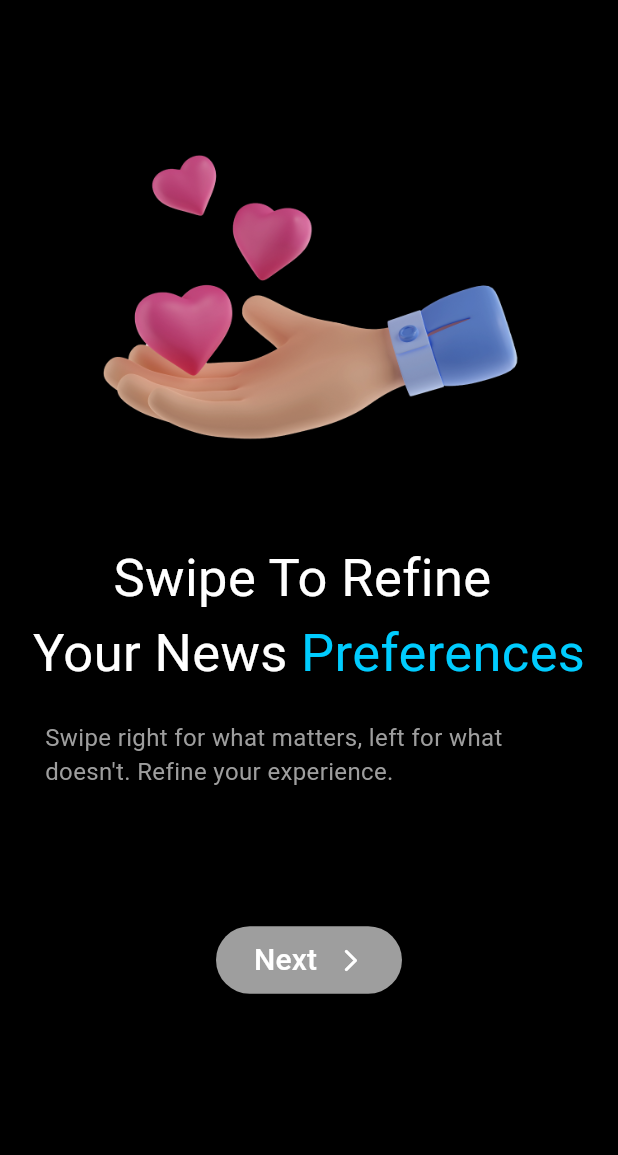
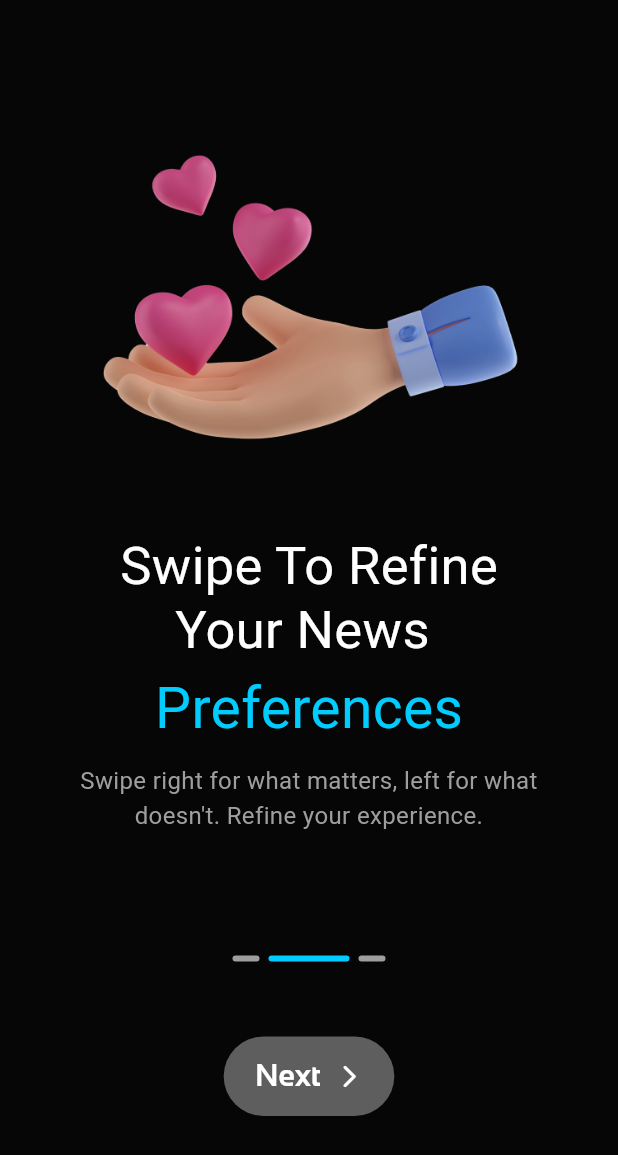
Before and after one commit to zenghost1/NewsViews, a Flutter app: the screen it shows after launch, after a tap on "Next", on a phone screen of 412 x 824 dp. Shown: the top 1155 px of the screen. Run offline on Flutter 3.47's test engine with Material 2 defaults, Android fonts, the phone set to English and light mode, and no system bars; drawn by our look-alikes of smooth_page_indicator.

Commit message:
walkthrough is swipable now

```diff
--- a/lib/main.dart
+++ b/lib/main.dart
@@ -8,14 +8,13 @@ void main() {
 class MyApp extends StatelessWidget {
   const MyApp({super.key});
 
-
   @override
   Widget build(BuildContext context) {
     return MaterialApp(
-      title: 'Flutter Demo',
+      title: 'NewsViews',
       debugShowCheckedModeBanner: false,
       theme: ThemeData(
-        colorScheme: ColorScheme.fromSeed(seedColor: Colors.deepPurple),
+        colorScheme: ColorScheme.fromSeed(seedColor: Colors.grey),
         useMaterial3: true,
       ),
       home: WalkthroughScreen(),
--- a/lib/screens/forgotpass1.dart
+++ b/lib/screens/forgotpass1.dart
@@ -1,7 +1,7 @@
 import 'package:flutter/material.dart';
 import 'package:newsviews/screens/forgotpass2Deprecated.dart';
 import 'package:newsviews/screens/signin.dart';
-import 'package:newsviews/screens/signup.dart';
+// import 'package:newsviews/screens/signup.dart';
 
 // import 'package:google_fonts/google_fonts.dart';
 
--- a/lib/screens/otp.dart
+++ b/lib/screens/otp.dart
@@ -1,6 +1,6 @@
 import 'package:flutter/material.dart';
 import 'package:newsviews/screens/alldone.dart';
-import 'package:newsviews/screens/signin.dart';
+// import 'package:newsviews/screens/signin.dart';
 // import 'package:google_fonts/google_fonts.dart';
 
 class otp extends StatelessWidget {
--- a/lib/screens/walk1.dart
+++ b/lib/screens/walk1.dart
@@ -1,29 +1,29 @@
 import 'package:flutter/material.dart';
-import 'package:newsviews/screens/walk2.dart';
+
 
 class Walk1Screen extends StatelessWidget {
   const Walk1Screen({super.key});
 
   @override
   Widget build(BuildContext context) {
-    return Scaffold(
-      backgroundColor: Colors.black,
+    return const Scaffold(
+      backgroundColor: Color(0xFF060606),
       body: Column(
         children: [
-          const SizedBox(height: 100),
-          const Image(
+          SizedBox(height: 100),
+          Image(
             image: AssetImage("assets/hand.png"),
             height: 200,
             fit: BoxFit.cover,
           ),
-          const SizedBox(
+          SizedBox(
             height: 60,
           ),
-          const Text(
+          Text(
             'The quickest and',
             style: TextStyle(fontSize: 35, color: Colors.white),
           ),
-          const Row(
+          Row(
             mainAxisAlignment: MainAxisAlignment.center,
             children: [
               Text(
@@ -43,7 +43,7 @@ class Walk1Screen extends StatelessWidget {
               )
             ],
           ),
-          const SizedBox(
+          SizedBox(
             height: 20,
           ),
           Padding(
@@ -51,32 +51,9 @@ class Walk1Screen extends StatelessWidget {
             child: Text(
               'Our commitment to speed ensures that you are among the first to know. No more waiting – get breaking , developments, and stories at your fingertips, instantly.',
               style: TextStyle(fontSize: 16, color: Colors.grey),
+              textAlign: TextAlign.center,
             ),
           ),
-          const SizedBox(
-            height: 90,
-          ),
-          Positioned(
-            bottom: 100,
-            child: TextButton(
-                style: ButtonStyle(
-                    backgroundColor: MaterialStateProperty.all(Colors.grey)),
-                onPressed: () {Navigator.push(context,MaterialPageRoute(builder: (context) => Walk2Screen()) );},
-                child: Container(
-                  width: 100,
-                  child: const Row(
-                    mainAxisAlignment: MainAxisAlignment.spaceEvenly,
-                    children: [
-                      Text('Next',
-                          style: TextStyle(fontSize: 20, color: Colors.white)),
-                      Icon(
-                        Icons.arrow_forward_ios_rounded,
-                        color: Colors.white,
-                      )
-                    ],
-                  ),
-                )),
-          )
         ],
       ),
     );
--- a/lib/screens/walk2.dart
+++ b/lib/screens/walk2.dart
@@ -1,81 +1,57 @@
 import 'package:flutter/material.dart';
-import 'package:newsviews/screens/walk3.dart';
+
 
 class Walk2Screen extends StatelessWidget {
   const Walk2Screen({super.key});
 
   @override
   Widget build(BuildContext context) {
-    return Scaffold(
-      backgroundColor: Colors.black,
+    return const Scaffold(
+      backgroundColor: Color(0xFF060606),
       body: Column(
         children: [
-          const SizedBox(height: 100),
-          const Image(
+          SizedBox(height: 100),
+          Image(
             image: AssetImage("assets/hand2.png"),
             height: 200,
             fit: BoxFit.cover,
           ),
-          const SizedBox(
+          SizedBox(
             height: 60,
           ),
-          const Text(
-            'Swipe To Refine ',
+          Text(
+            'Swipe To Refine',
+            style: TextStyle(fontSize: 35, color: Colors.white, height: 1),
+          ),
+
+          Text(
+            'Your News ',
             style: TextStyle(fontSize: 35, color: Colors.white),
           ),
-          const Wrap(
-
-            children: [
-              Text(
-                'Your ',
-                style: TextStyle(fontSize: 35, color: Colors.white),
-              ),
-              Text(
-                'News ',
-                style: TextStyle(
-                  fontSize: 35,
-                  color: Colors.white,
-                ),
-              ),
-              Text(
-                'Preferences',
-                style: TextStyle(fontSize: 35, color: Color(0xFF00CCFF),),
-              )
-            ],
+          // Text(
+          //   'News ',
+          //   style: TextStyle(
+          //     fontSize: 35,
+          //     color: Colors.white,
+          //   ),
+          // ),
+          Text(
+            'Preferences',
+            style: TextStyle(
+              fontSize: 38,
+              color: Color(0xFF00CCFF),
+            ),
           ),
-          const SizedBox(
-            height: 20,
+          SizedBox(
+            height: 10,
           ),
           Padding(
             padding: EdgeInsetsDirectional.symmetric(horizontal: 30),
             child: Text(
               "Swipe right for what matters, left for what doesn't. Refine your experience.",
               style: TextStyle(fontSize: 16, color: Colors.grey),
+              textAlign: TextAlign.center,
             ),
-          ),
-          const SizedBox(
-            height: 90,
-          ),
-          Positioned(
-            bottom: 100,
-            child: TextButton(
-                style: ButtonStyle(
-                    backgroundColor: MaterialStateProperty.all(Colors.grey)),
-                onPressed: () {Navigator.push(context,MaterialPageRoute(builder: (context) =>Walk3Screen()) );},
-                child: Container(
-                  width: 100,
-                  child: const Row(
-                    mainAxisAlignment: MainAxisAlignment.spaceEvenly,
-                    children: [
-                      Text('Next',
-                          style: TextStyle(fontSize: 20, color: Colors.white)),
-                      Icon(
-                        Icons.arrow_forward_ios_rounded,
-                        color: Colors.white,
-                      )
-                    ],
-                  ),
-                )),
           )
         ],
       ),
--- a/lib/screens/walk3.dart
+++ b/lib/screens/walk3.dart
@@ -1,30 +1,29 @@
 import 'package:flutter/material.dart';
-import 'package:newsviews/screens/signin.dart';
+
 
 class Walk3Screen extends StatelessWidget {
   const Walk3Screen({super.key});
 
   @override
   Widget build(BuildContext context) {
-    return Scaffold(
-      backgroundColor: Colors.black,
+    return const Scaffold(
+      backgroundColor: Color(0xFF060606),
       body: Column(
         children: [
-          const SizedBox(height: 100),
-          const Image(
+          SizedBox(height: 100),
+          Image(
             image: AssetImage("assets/hand1.png"),
             height: 200,
             fit: BoxFit.cover,
           ),
-          const SizedBox(
+          SizedBox(
             height: 60,
           ),
-          const Text(
+          Text(
             'Serving News in ',
-            style: TextStyle(fontSize: 35, color: Colors.white),
+            style: TextStyle(fontSize: 35, color: Colors.white, height: 1),
           ),
-          const Wrap(
-
+          Wrap(
             children: [
               Text(
                 'Your ',
@@ -32,11 +31,14 @@ class Walk3Screen extends StatelessWidget {
               ),
               Text(
                 'Flavour',
-                style: TextStyle(fontSize: 35, color: Color(0xFF00CCFF),),
+                style: TextStyle(
+                  fontSize: 35,
+                  color: Color(0xFF00CCFF),
+                ),
               )
             ],
           ),
-          const SizedBox(
+          SizedBox(
             height: 20,
           ),
           Padding(
@@ -44,32 +46,9 @@ class Walk3Screen extends StatelessWidget {
             child: Text(
               "Tailored precisely to your preferences. Our AI algorithms learn from your interactions, ensuring the content you see aligns perfectly with your interests.",
               style: TextStyle(fontSize: 16, color: Colors.grey),
+              textAlign: TextAlign.center,
             ),
           ),
-          const SizedBox(
-            height: 90,
-          ),
-          Positioned(
-            bottom: 100,
-            child: TextButton(
-                style: ButtonStyle(
-                    backgroundColor: MaterialStateProperty.all(Colors.grey)),
-                onPressed: () {Navigator.push(context,MaterialPageRoute(builder: (context) =>signin()) );},
-                child: Container(
-                  width: 100,
-                  child: const Row(
-                    mainAxisAlignment: MainAxisAlignment.spaceEvenly,
-                    children: [
-                      Text('Next',
-                          style: TextStyle(fontSize: 20, color: Colors.white)),
-                      Icon(
-                        Icons.arrow_forward_ios_rounded,
-                        color: Colors.white,
-                      )
-                    ],
-                  ),
-                )),
-          )
         ],
       ),
     );
--- a/lib/screens/walkthroughscreen.dart
+++ b/lib/screens/walkthroughscreen.dart
@@ -1,5 +1,7 @@
 import 'package:flutter/material.dart';
 import 'package:newsviews/screens/walk1.dart';
+import 'package:newsviews/screens/walk2.dart';
+import 'package:newsviews/screens/walk3.dart';
 import 'package:smooth_page_indicator/smooth_page_indicator.dart';
 
 class WalkthroughScreen extends StatefulWidget {
@@ -11,35 +13,81 @@ class WalkthroughScreen extends StatefulWidget {
 
 class _WalkthroughScreenState extends State<WalkthroughScreen> {
   final pageController = PageController();
+
   @override
   Widget build(BuildContext context) {
     return Scaffold(
+      backgroundColor: Color(0xFF060606),
       body: Stack(
         children: [
           PageView(controller: pageController, children: [
             Walk1Screen(),
-
+            Walk2Screen(),
+            Walk3Screen(),
           ]),
           Positioned(
-            bottom: 200,
-            left: 0,
-            right: 0,
-            child: Align(
-              alignment: Alignment.center,
-              child: SmoothPageIndicator(
+            bottom: 80,
+            width: MediaQuery.of(context).size.width,
+            child: Column(
+              crossAxisAlignment: CrossAxisAlignment.center,
+              // mainAxisAlignment: MainAxisAlignment.center,
+              children: [
+                SmoothPageIndicator(
                   controller: pageController,
-                count: 2,
+                  count: 3,
                   axisDirection: Axis.horizontal,
                   effect: const ExpandingDotsEffect(
                     dotColor: Color(0xff9e9e9e),
                     activeDotColor: Color(0xFF00CCFF),
-                  dotHeight: 3,
-                  dotWidth: 16,
+                    dotHeight: 4,
+                    dotWidth: 18,
                     radius: 16,
-                  spacing: 8,
+                    spacing: 6,
                     expansionFactor: 3,
                   ),
                 ),
+                const SizedBox(
+                  height: 50,
+                ),
+                TextButton(
+                    style: ButtonStyle(
+                        overlayColor: MaterialStateProperty.all(
+                            Color(0xFF999999).withOpacity(1)),
+                        surfaceTintColor: MaterialStateProperty.all(
+                            Color(0xFF999999).withOpacity(1)),
+                        backgroundColor: MaterialStateProperty.all(
+                            Color(0xFF999999).withOpacity(0.6))),
+                    onPressed: () {
+                      if (pageController.hasClients) {
+                        pageController.nextPage(
+                            duration: Duration(milliseconds: 700),
+                            curve: Curves.decelerate);
+                      }
+                    },
+                    child: Container(
+                      padding: EdgeInsets.symmetric(horizontal: 9, vertical: 4),
+                      // width: 100,
+                      child: const Row(
+                        mainAxisSize: MainAxisSize.min,
+                        mainAxisAlignment: MainAxisAlignment.spaceEvenly,
+                        children: [
+                          Text('Next',
+                              style: TextStyle(
+                                  fontSize: 20,
+                                  color: Colors.white,
+                                  fontFamily: 'Sansation-bold')),
+                          SizedBox(
+                            width: 10,
+                          ),
+                          Icon(
+                            Icons.arrow_forward_ios_rounded,
+                            color: Colors.white,
+                            size: 18,
+                          )
+                        ],
+                      ),
+                    )),
+              ],
             ),
           ),
         ],
```
Lines whose indentation alone changed are shown as unchanged.
